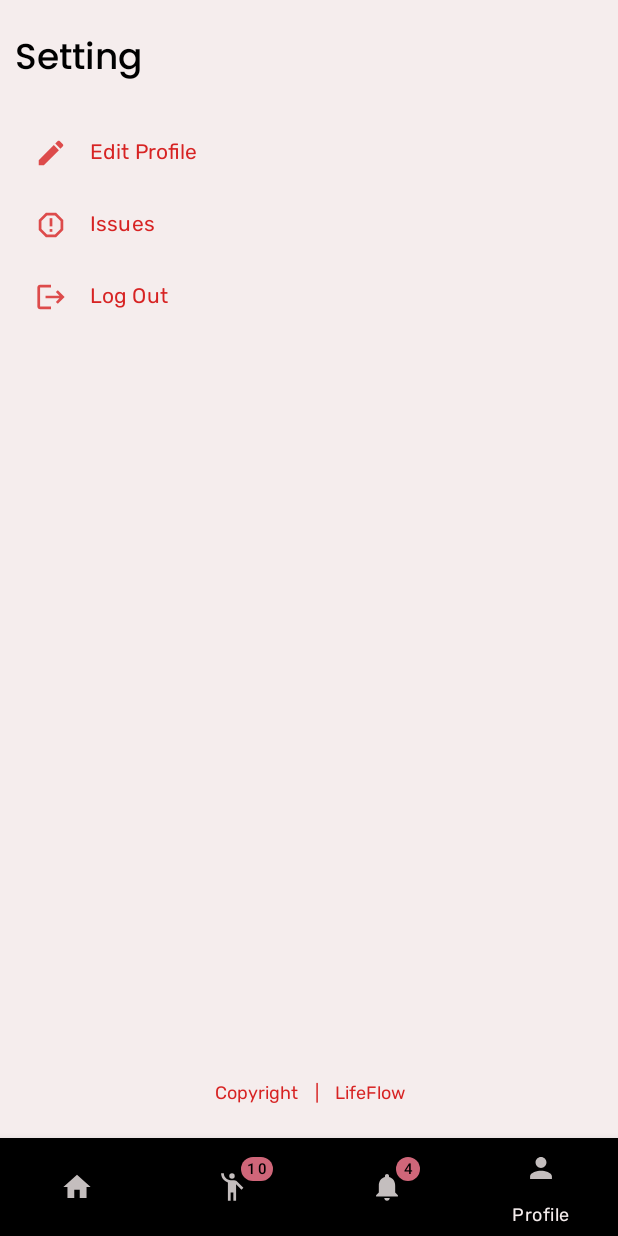
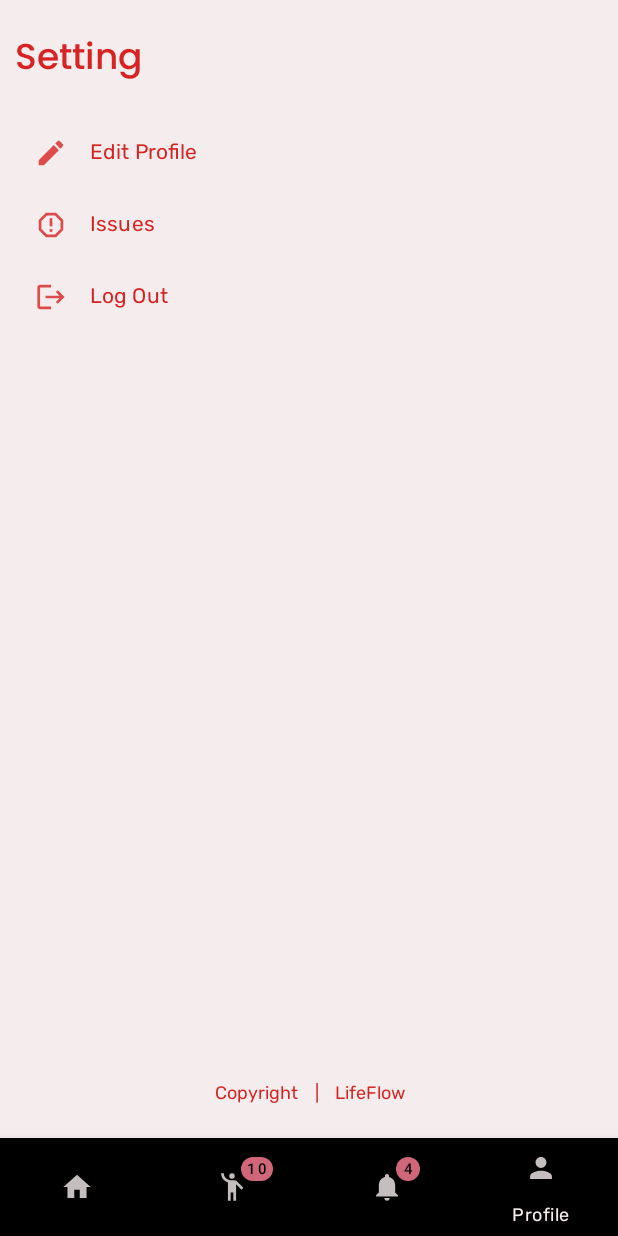
Before and after one commit to sommmtoooo/lifeflow, an Android app: the screen it shows after launch once a user with an empty profile is signed in (HomeScreen), item 4 of the bottom bar chosen, on a phone screen of 412 x 824 dp. Run offline under Robolectric (Android 15) with nearby library versions, the phone set to English and light mode, and no system bars; our stand-ins replace Firebase (no records; nobody signed in at launch, a user with empty details on screens opened directly).

Commit message:
Update: Checkpoint

```diff
--- a/app/src/main/AndroidManifest.xml
+++ b/app/src/main/AndroidManifest.xml
@@ -1,6 +1,9 @@
 <?xml version="1.0" encoding="utf-8"?>
 <manifest xmlns:android="http://schemas.android.com/apk/res/android"
     xmlns:tools="http://schemas.android.com/tools">
+
+    <uses-permission android:name="android.permission.POST_NOTIFICATIONS" />
+    <uses-permission android:name="android.permission.INTERNET" />
 
     <application
         android:allowBackup="true"
--- a/app/src/main/java/com/somtodev/lifeflow/lib/FirebaseUtils.java
+++ b/app/src/main/java/com/somtodev/lifeflow/lib/FirebaseUtils.java
@@ -6,14 +6,21 @@ import com.google.firebase.firestore.DocumentReference;
 import com.google.firebase.firestore.FirebaseFirestore;
 
 public class FirebaseUtils {
-    public static FirebaseAuth firebaseAuth = FirebaseAuth.getInstance();
-    public static FirebaseFirestore database = FirebaseFirestore.getInstance();
 
-    public static FirebaseUser getCurrentUser(){
+    public FirebaseAuth firebaseAuth;
+    public FirebaseFirestore database;
+
+
+    public FirebaseUtils() {
+        firebaseAuth = FirebaseAuth.getInstance();
+        database = FirebaseFirestore.getInstance();
+    }
+
+    public FirebaseUser getCurrentUser() {
         return firebaseAuth.getCurrentUser();
     }
 
-    public static String getUserFirstname(){
+    public String getUserFirstname() {
         DocumentReference documentReference = database.collection("user").document();
         return "";
     }
--- a/app/src/main/java/com/somtodev/lifeflow/views/fragments/HomeFragment.java
+++ b/app/src/main/java/com/somtodev/lifeflow/views/fragments/HomeFragment.java
@@ -9,6 +9,7 @@ import android.widget.TextView;
 
 import androidx.annotation.NonNull;
 import androidx.annotation.Nullable;
+import androidx.core.app.NotificationCompat;
 import androidx.fragment.app.Fragment;
 import androidx.recyclerview.widget.LinearLayoutManager;
 import androidx.recyclerview.widget.RecyclerView;
@@ -17,8 +18,12 @@ import com.firebase.ui.firestore.FirestoreRecyclerAdapter;
 import com.firebase.ui.firestore.FirestoreRecyclerOptions;
 import com.google.firebase.auth.FirebaseAuth;
 import com.google.firebase.auth.FirebaseUser;
+import com.google.firebase.firestore.DocumentChange;
+import com.google.firebase.firestore.EventListener;
 import com.google.firebase.firestore.FirebaseFirestore;
+import com.google.firebase.firestore.FirebaseFirestoreException;
 import com.google.firebase.firestore.Query;
+import com.google.firebase.firestore.QuerySnapshot;
 import com.somtodev.lifeflow.R;
 import com.somtodev.lifeflow.adapters.BloodRequestAdapter;
 import com.somtodev.lifeflow.lib.FirebaseUtils;
@@ -53,8 +58,28 @@ public class HomeFragment extends Fragment {
 
         tvUsername.setText("Welcome");
 
-        Query query = FirebaseUtils.database.collection("requests").orderBy("dueDate", Query.Direction.ASCENDING).limit(5);
+        FirebaseUtils firebaseUtils = new FirebaseUtils();
+        Query query = firebaseUtils.database.collection("requests").orderBy("dueDate", Query.Direction.ASCENDING).limit(5);
         FirestoreRecyclerOptions<BloodRequest> requests = new FirestoreRecyclerOptions.Builder<BloodRequest>().setQuery(query, BloodRequest.class).build();
+
+        query.addSnapshotListener(new EventListener<QuerySnapshot>() {
+            @Override
+            public void onEvent(@Nullable QuerySnapshot snapshots, @Nullable FirebaseFirestoreException error) {
+                if (error != null)
+                    return;
+
+                assert snapshots != null;
+                for (DocumentChange change : snapshots.getDocumentChanges()) {
+                    if (change.getType() == DocumentChange.Type.ADDED) {
+                        NotificationCompat.Builder builder = new NotificationCompat.Builder(view.getContext(), "channel_01")
+                                .setSmallIcon(R.drawable.icon_background)
+                                .setContentTitle("New Blood Request")
+                                .setContentText("Help someone today, by donating")
+                                .setPriority(NotificationCompat.PRIORITY_DEFAULT);
+                    }
+                }
+            }
+        });
 
         recyclerView.setLayoutManager(new LinearLayoutManager(view.getContext()));
         bloodRequestAdapter = new BloodRequestAdapter(requests, view.getContext());
--- a/app/src/main/java/com/somtodev/lifeflow/views/fragments/RequestFragment.java
+++ b/app/src/main/java/com/somtodev/lifeflow/views/fragments/RequestFragment.java
@@ -35,7 +35,8 @@ public class RequestFragment extends Fragment {
 
 
         recyclerView = (RecyclerView) view.findViewById(R.id.rvBloodRequests);
-        Query query = FirebaseUtils.database.collection("requests");
+        FirebaseUtils firebaseUtils = new FirebaseUtils();
+        Query query = firebaseUtils.database.collection("requests");
         FirestoreRecyclerOptions<BloodRequest> requests = new FirestoreRecyclerOptions.Builder<BloodRequest>().setQuery(query, BloodRequest.class).build();
 
         recyclerView.setLayoutManager(new LinearLayoutManager(view.getContext()));
--- a/app/src/main/res/layout/setting_fragment.xml
+++ b/app/src/main/res/layout/setting_fragment.xml
@@ -39,7 +39,7 @@
         android:fontFamily="@font/poppins_medium"
         android:padding="10dp"
         android:text="@string/setting"
-        android:textColor="@color/dark"
+        android:textColor="@color/accent"
         android:textSize="24sp"
         app:layout_constraintStart_toStartOf="parent"
         app:layout_constraintTop_toTopOf="parent"
```
